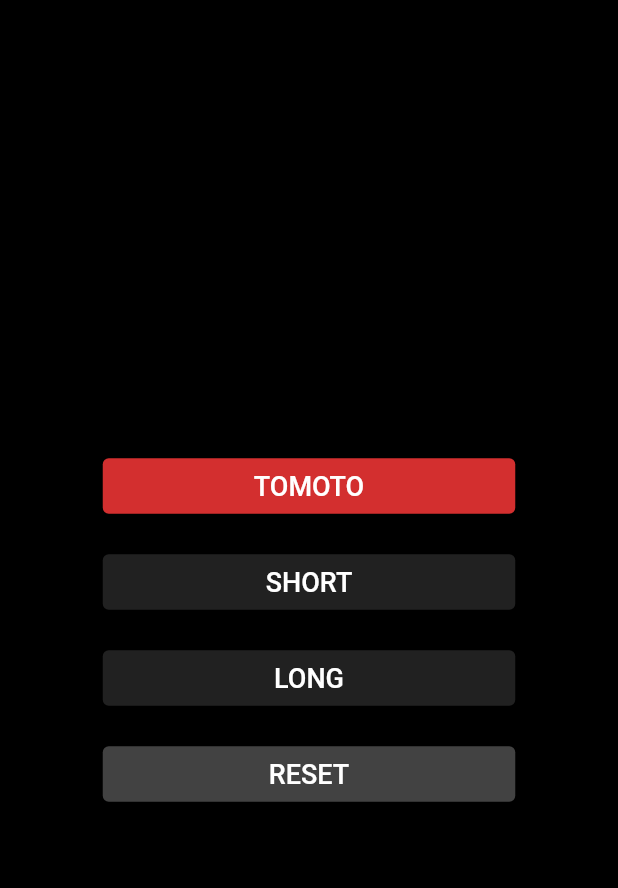
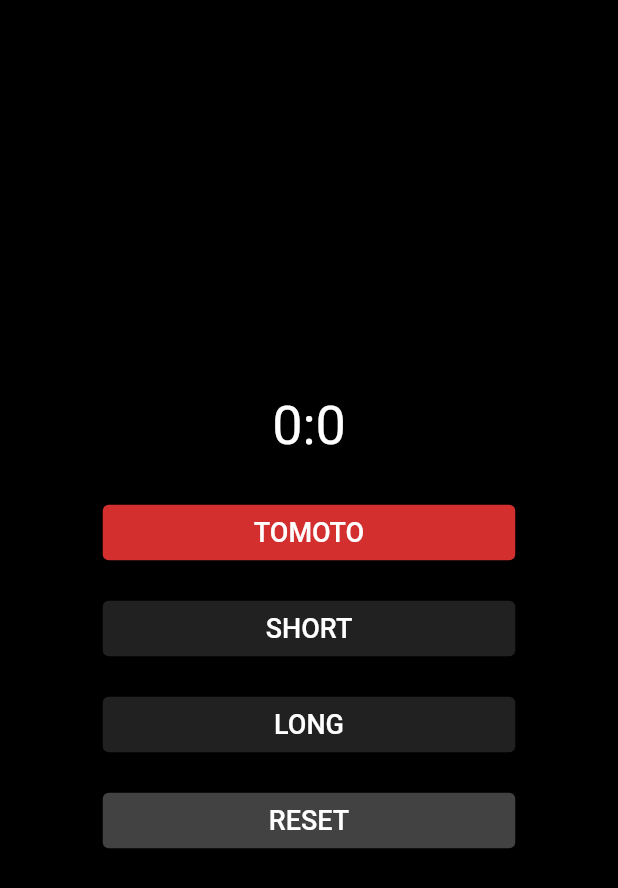
Before and after one commit to Anupam-Ashish-Minz/pomo_ui, a Flutter app: the screen it shows after launch, on a phone screen of 412 x 824 dp. Shown: the top 888 px of the screen. Run offline on Flutter 3.47's test engine with Material 2 defaults, Android fonts, the phone set to English and light mode, and no system bars.

Commit message:
timer and button done

```diff
--- a/lib/main.dart
+++ b/lib/main.dart
@@ -1,4 +1,5 @@
-import 'dart:async';
+import 'dart:async' show Timer;
+
 import 'package:flutter/material.dart';
 /* import 'package:flutter_stopwatch_timer_demo/button_widget.dart'; */
 
@@ -6,22 +7,21 @@ void main() {
   runApp(Pomo());
 }
 
-class Pomo extends StatelessWidget {
+class Clock extends StatelessWidget {
+  final Duration time;
+
+  Clock(this.time);
+
   @override
   Widget build(BuildContext context) {
-    return MaterialApp(
-      home: Scaffold(
-        backgroundColor: Colors.black,
-        body: Center(
-          child: Column(
-            mainAxisAlignment: MainAxisAlignment.center,
-            children: [
-              Clock(),
-              MyButton(title: "TOMOTO", color: Colors.red[700]),
-              MyButton(title: "SHORT", color: Colors.grey[900]),
-              MyButton(title: "LONG", color: Colors.grey[900]),
-              MyButton(title: "RESET", color: Colors.grey[800]),
-            ],
+    return Container(
+      child: Padding(
+        padding: const EdgeInsets.all(18.0),
+        child: Text(
+          time.inMinutes.toString() + ":" + (time.inSeconds % 60).ceil().toString(),
+          style: TextStyle(
+            color: Colors.white,
+            fontSize: 36,
           ),
         ),
       ),
@@ -29,11 +29,17 @@ class Pomo extends StatelessWidget {
   }
 }
 
+class ClockContainer extends StatefulWidget {
+  @override
+  _ClockContainerState createState() => _ClockContainerState();
+}
+
 class MyButton extends StatelessWidget {
   final String title;
   final Color? color;
+  final void Function() setTimeout;
 
-  MyButton({required this.title, required this.color});
+  MyButton({required this.title, required this.color, required this.setTimeout});
 
   @override
   Widget build(BuildContext context) {
@@ -44,7 +50,7 @@ class MyButton extends StatelessWidget {
           fixedSize: MaterialStateProperty.all<Size>(Size.fromWidth(275)),
           backgroundColor: MaterialStateProperty.all<Color?>(color),
         ),
-        onPressed: () {},
+        onPressed: () { setTimeout(); } ,
         child: Padding(
           padding: const EdgeInsets.all(8.0),
           child: Text(
@@ -59,18 +65,55 @@ class MyButton extends StatelessWidget {
   }
 }
 
-class Clock extends StatefulWidget {
-  @override
-  _ClockState createState() => _ClockState();
-}
-
-class _ClockState extends State<Clock> {
-  String time = DateTime.now().millisecondsSinceEpoch.toString();
-
+class Pomo extends StatelessWidget {
   @override
   Widget build(BuildContext context) {
-    return Container(
-      child: Text(time),
+    return MaterialApp(
+      home: Scaffold(
+        backgroundColor: Colors.black,
+        body: Center(
+          child: ClockContainer(),
+        ),
+      ),
     );
   }
 }
+
+class _ClockContainerState extends State<ClockContainer> {
+  late Duration _remainingTime = Duration();
+
+  Widget build(BuildContext context) {
+    return Container(
+      child: Column (
+        mainAxisAlignment: MainAxisAlignment.center,
+        children: [
+          Clock(_remainingTime),
+          MyButton(title: "TOMOTO", color: Colors.red[700],  setTimeout: setTimeoutSeconds(60 * 25)),
+          MyButton(title: "SHORT",  color: Colors.grey[900], setTimeout: setTimeoutSeconds(60 * 5)),
+          MyButton(title: "LONG",   color: Colors.grey[900], setTimeout: setTimeoutSeconds(60 * 15)),
+          MyButton(title: "RESET",  color: Colors.grey[800], setTimeout: setTimeoutSeconds(0)),
+        ],
+      ),
+    );
+  }
+
+  @override
+  void initState() {
+    super.initState();
+    Timer.periodic(Duration(seconds: 1), (Timer t) {
+      if(_remainingTime > Duration()) {
+        setState(() {
+          _remainingTime -= Duration(seconds: 1);
+        });
+      }
+    });
+  }
+
+  void Function() setTimeoutSeconds (int timeoutSeconds) {
+    return () {
+      setState(() {
+        _remainingTime = Duration(seconds: timeoutSeconds);
+      });
+    };
+  }
+}
```
